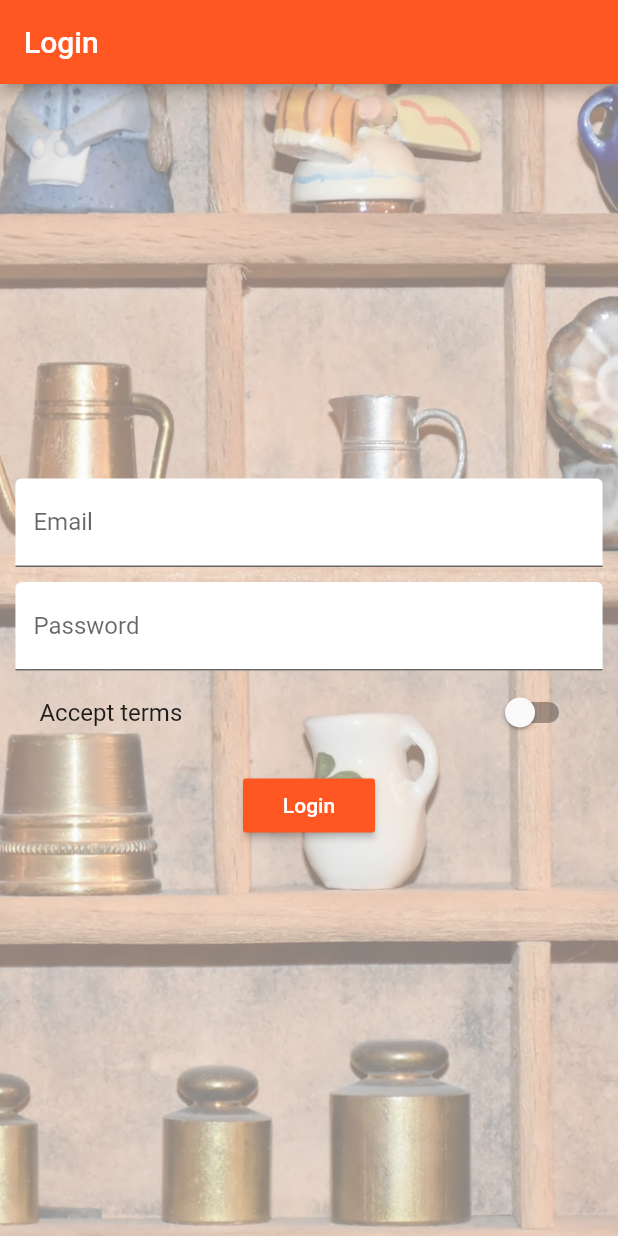
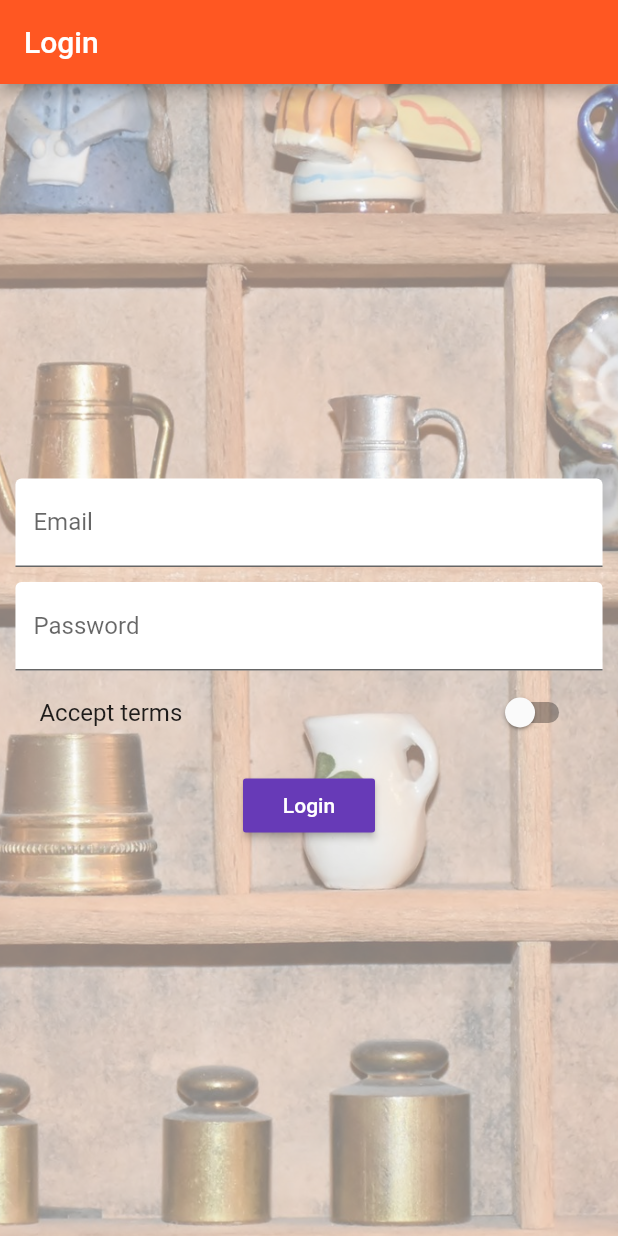
Before and after one commit to thotranphuoc/flutter1, a Flutter app: the screen it shows after launch, on a phone screen of 412 x 824 dp. Run offline on Flutter 3.47's test engine with Material 2 defaults, Android fonts, the phone set to English and light mode, and no system bars.

Commit message:
set color of button globally in main.dart/theme

```diff
--- a/lib/main.dart
+++ b/lib/main.dart
@@ -42,9 +42,11 @@ class _MyAppState extends State<MyApp> {
     return MaterialApp(
       debugShowMaterialGrid: false,
       theme: ThemeData(
-          brightness: Brightness.light,
-          primarySwatch: Colors.deepOrange,
-          accentColor: Colors.deepPurple),
+        brightness: Brightness.light,
+        primarySwatch: Colors.deepOrange,
+        accentColor: Colors.deepPurple,
+        buttonColor: Colors.deepPurple,
+      ),
       // home: AuthPage(),
       routes: {
         '/': (BuildContext context) => AuthPage(),
--- a/lib/pages/auth.dart
+++ b/lib/pages/auth.dart
@@ -39,7 +39,6 @@ class _AuthPageState extends State<AuthPage> {
                   height: 10.0,
                 ),
                 RaisedButton(
-                  color: Theme.of(context).primaryColor,
                   textColor: Colors.white,
                   child: Text('Login'),
                   onPressed: _submitForm,
--- a/lib/pages/product_create.dart
+++ b/lib/pages/product_create.dart
@@ -31,7 +31,7 @@ class _ProductCreatePageState extends State<ProductCreatePage> {
             height: 10.0,
           ),
           RaisedButton(
-            color: Theme.of(context).accentColor,
+            // color: Theme.of(context).accentColor,
             textColor: Colors.white,
             child: Text('Save'),
             onPressed: _submitForm,
```
